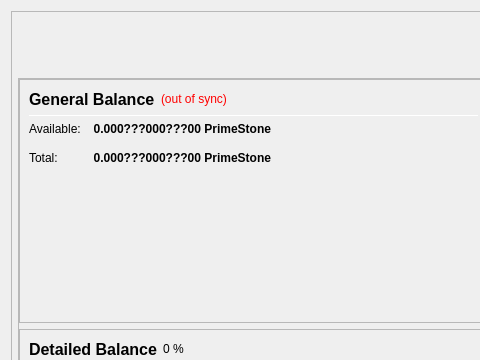
The window that src/qt/forms/overviewpage.ui (KABBERRY/Kabberry-Coin) describes before a commit, drawn with Qt 5; both pictures show x 0 to 480 and y 0 to 360 of the 978 by 841 pixel window.
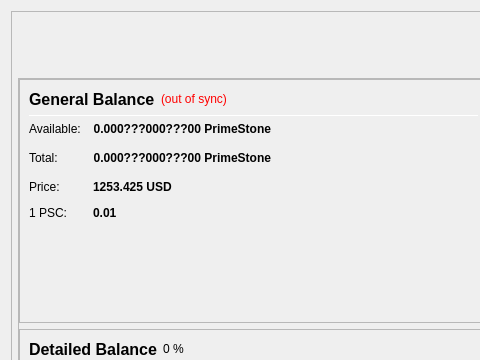
The same window after the commit.

Commit message: Price API connected

Diff of the .ui file:
```diff
--- a/src/qt/forms/overviewpage.ui
+++ b/src/qt/forms/overviewpage.ui
@@ -388,6 +388,46 @@
                          </property>
                         </spacer>
                        </item>
+                       <item row="3" column="0">
+                        <widget class="QLabel" name="labelPriceTextz">
+                         <property name="text">
+                          <string>Price:</string>
+                         </property>
+                        </widget>
+                       </item>
+                       <item row="3" column="1">
+                        <widget class="QLabel" name="labelPricez">
+                         <property name="font">
+                          <font>
+                           <weight>75</weight>
+                           <bold>true</bold>
+                          </font>
+                         </property>
+                         <property name="text">
+                          <string>1253.425 USD</string>
+                         </property>
+                        </widget>
+                       </item>
+                       <item row="4" column="0">
+                        <widget class="QLabel" name="labelUSDPriceTextz">
+                         <property name="text">
+                          <string>1 PSC:</string>
+                         </property>
+                        </widget>
+                       </item>
+                       <item row="4" column="1">
+                        <widget class="QLabel" name="labelUSDPricez">
+                         <property name="font">
+                          <font>
+                           <weight>75</weight>
+                           <bold>true</bold>
+                          </font>
+                         </property>
+                         <property name="text">
+                          <string>0.01</string>
+                         </property>
+                        </widget>
+                       </item>
                       </layout>
                      </item>
                      <item>
```
Left out of the diff: 380 changed lines with no effect on the pictures. The commit also changes 2 other files.
